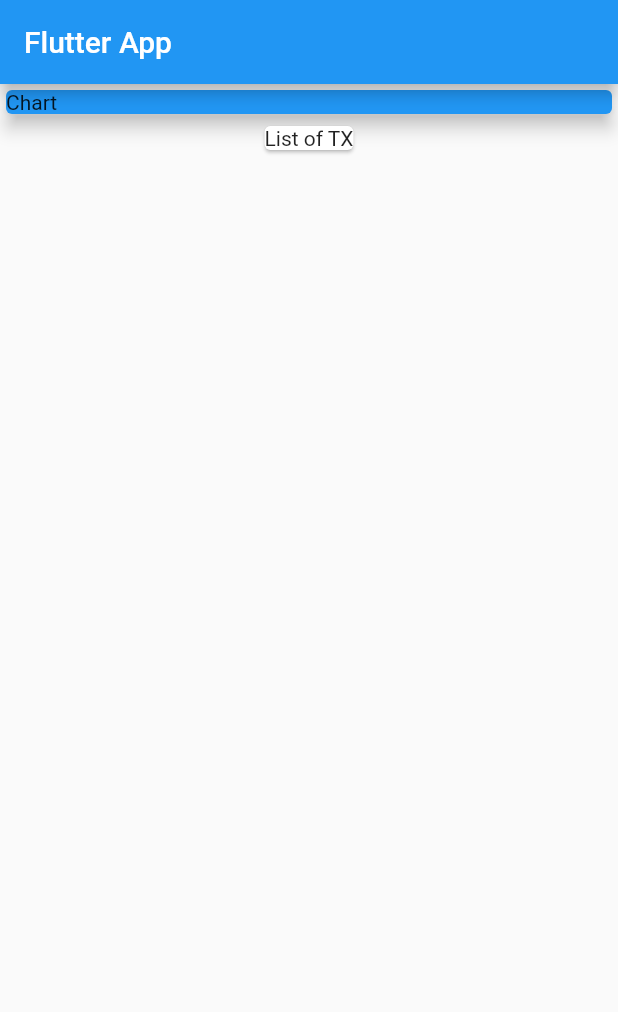
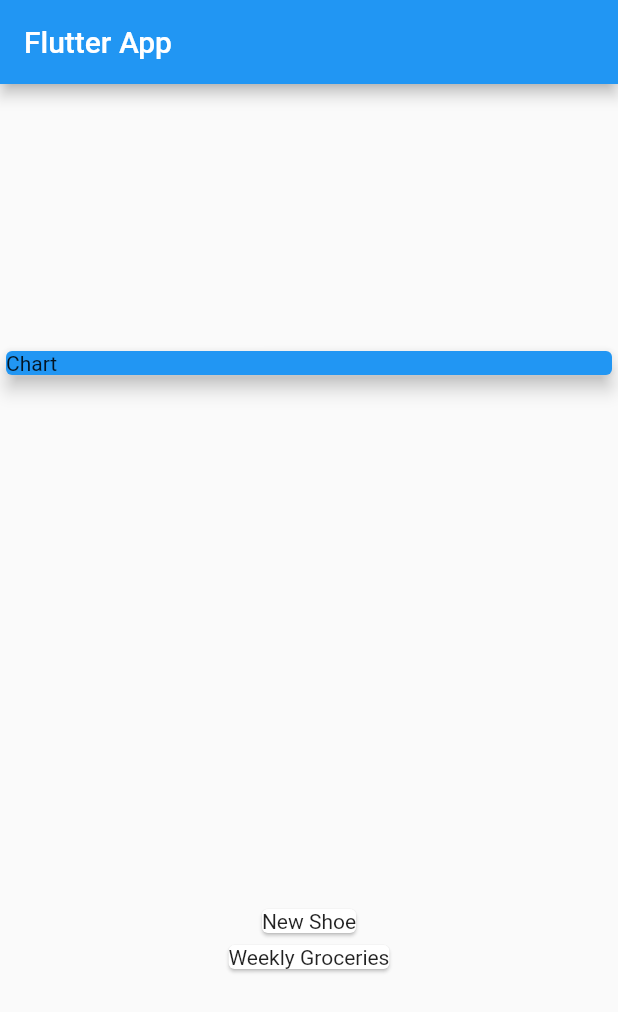
Before and after one commit to webkidt/Personal-Expense, a Flutter app: the screen it shows after launch, on a phone screen of 412 x 824 dp. Shown: the top 1012 px of the screen. Run offline on Flutter 3.47's test engine with Material 2 defaults, Android fonts, the phone set to English and light mode, and no system bars.

Commit message:
Mapping Data into Widgets

```diff
--- a/lib/main.dart
+++ b/lib/main.dart
@@ -39,6 +39,8 @@ class MyHomePage extends StatelessWidget {
         title: Text('Flutter App'),
       ),
       body: Column(
+        mainAxisAlignment: MainAxisAlignment.spaceAround,
+        crossAxisAlignment: CrossAxisAlignment.stretch,
         children: [
           Container(
             width: double.infinity,
@@ -48,9 +50,13 @@ class MyHomePage extends StatelessWidget {
               elevation: 5,
             ),
           ),
-          Card(
-            child: Text('List of TX'),
-          ),
+          Column(
+            children: transactions.map((tx) {
+              return Card(
+                child: Text(tx.title),
+              );
+            }).toList(),
+          )
         ],
       ),
     );
```
